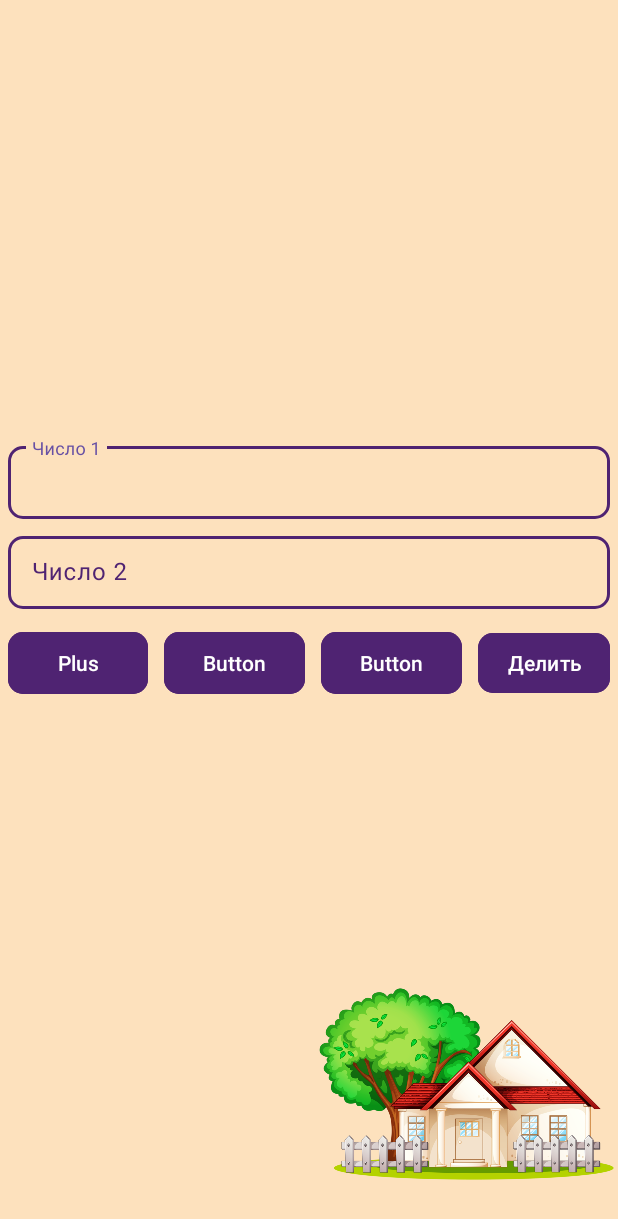
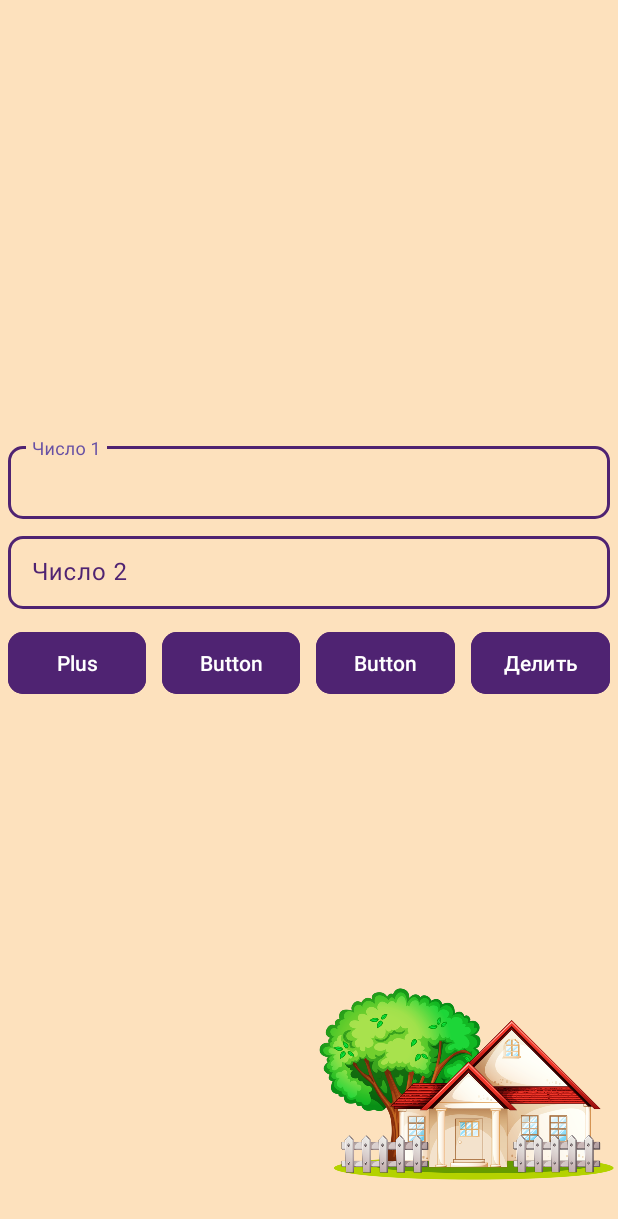
Before and after one commit to iseletkov/TorgiLands, an Android app built with Jetpack Compose: the layout activity_main.xml on its own in the app's theme, with its tools: preview values and no code run, on a phone screen of 412 x 824 dp. Shown: the top 1219 px of the screen. Run offline under Robolectric (Android 15) with nearby library versions, the phone set to English and light mode, and no system bars.

Commit message:
Исправил настройки кнопки деления.

```diff
--- a/app/src/main/res/layout/activity_main.xml
+++ b/app/src/main/res/layout/activity_main.xml
@@ -79,8 +79,9 @@
 
             <Button
                 android:id="@+id/buttonDivision"
-                android:layout_width="wrap_content"
-                android:layout_height="wrap_content"
+                android:layout_width="0dp"
+                android:layout_height="match_parent"
+                android:layout_weight="1"
                 android:text="Делить"
                 style="@style/MyCustomButtonStyle"/>
         </LinearLayout>
```
